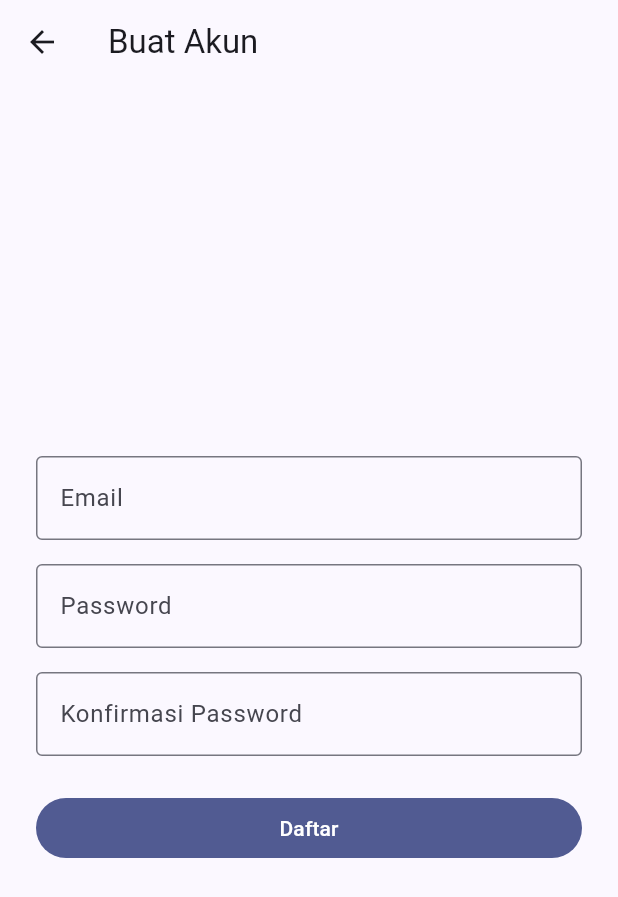
After one commit to Equinoxalt/waduh_flutter, a Flutter app: the screen it shows after launch, after a tap on "Belum punya akun? Daftar", on a phone screen of 412 x 824 dp. The commit adds this screen. Shown: the top 897 px of the screen. Run offline on Flutter 3.47's test engine with Material 3 defaults, Android fonts, the phone set to English and light mode, and no system bars; our stand-ins replace dio, flutter_secure_storage; network calls fail.

Commit message:
fix: Recover signup page, icon assets, and auth updates (cleaned env.example.dart)

```diff
--- a/lib/services/auth_service.dart
+++ b/lib/services/auth_service.dart
@@ -9,4 +9,12 @@ class AuthService {
 
     return response.data['token'] as String;
   }
+
+  Future<String> register(String email, String password) async {
+    final response = await dio.post('/api/auth/register', data: {
+      'email': email,
+      'password': password,
+    });
+    return response.data['token'] as String;
+  }
 }
--- a/lib/views/login_page.dart
+++ b/lib/views/login_page.dart
@@ -1,6 +1,7 @@
 import 'package:flutter/material.dart';
 import 'package:provider/provider.dart';
 import '../controllers/auth_controller.dart';
+import 'signup_page.dart';
 
 class LoginPage extends StatefulWidget {
   const LoginPage({super.key});
@@ -72,6 +73,16 @@ class _LoginPageState extends State<LoginPage> {
                       : const Text('Login'),
                 ),
               ),
+              const SizedBox(height: 16),
+              TextButton(
+                onPressed: () {
+                  context.read<AuthController>().clearError();
+                  Navigator.of(context).push(
+                    MaterialPageRoute(builder: (_) => const SignupPage()),
+                  );
+                },
+                child: const Text('Belum punya akun? Daftar'),
+              ),
             ],
           ),
         ),
--- /dev/null
+++ b/lib/views/signup_page.dart
@@ -0,0 +1,98 @@
+import 'package:flutter/material.dart';
+import 'package:provider/provider.dart';
+import '../controllers/auth_controller.dart';
+
+class SignupPage extends StatefulWidget {
+  const SignupPage({super.key});
+
+  @override
+  State<SignupPage> createState() => _SignupPageState();
+}
+
+class _SignupPageState extends State<SignupPage> {
+  final _emailController = TextEditingController();
+  final _passwordController = TextEditingController();
+  final _confirmController = TextEditingController();
+  String? _localError;
+
+  @override
+  void dispose() {
+    _emailController.dispose();
+    _passwordController.dispose();
+    _confirmController.dispose();
+    super.dispose();
+  }
+
+  @override
+  Widget build(BuildContext context) {
+    final authController = context.watch<AuthController>();
+    final displayError = _localError ?? authController.errorMessage;
+
+    return Scaffold(
+      appBar: AppBar(title: const Text('Buat Akun')),
+      body: Center(
+        child: Padding(
+          padding: const EdgeInsets.all(24),
+          child: Column(
+            mainAxisAlignment: MainAxisAlignment.center,
+            children: [
+              TextField(
+                controller: _emailController,
+                decoration: const InputDecoration(labelText: 'Email', border: OutlineInputBorder()),
+              ),
+              const SizedBox(height: 16),
+              TextField(
+                controller: _passwordController,
+                obscureText: true,
+                decoration: const InputDecoration(labelText: 'Password', border: OutlineInputBorder()),
+              ),
+              const SizedBox(height: 16),
+              TextField(
+                controller: _confirmController,
+                obscureText: true,
+                decoration: const InputDecoration(labelText: 'Konfirmasi Password', border: OutlineInputBorder()),
+              ),
+              const SizedBox(height: 24),
+              if (displayError != null)
+                Padding(
+                  padding: const EdgeInsets.only(bottom: 16),
+                  child: Text(displayError, style: const TextStyle(color: Colors.red)),
+                ),
+              SizedBox(
+                width: double.infinity,
+                child: FilledButton(
+                  onPressed: authController.isLoading
+                      ? null
+                      : () async {
+                    if (_passwordController.text.length < 6) {
+                      setState(() => _localError = 'Password minimal 6 karakter');
+                      return;
+                    }
+                    if (_passwordController.text != _confirmController.text) {
+                      setState(() => _localError = 'Konfirmasi password tidak cocok');
+                      return;
+                    }
+                    setState(() => _localError = null);
+                    final success = await authController.register(
+                      _emailController.text.trim(),
+                      _passwordController.text,
+                    );
+                    if (success && context.mounted) {
+                      Navigator.of(context).pop();
+                    }
+                  },
+                  child: authController.isLoading
+                      ? const SizedBox(
+                    height: 20, width: 20,
+                    child: CircularProgressIndicator(strokeWidth: 2, color: Colors.white),
+                  )
+                      : const Text('Daftar'),
+                ),
+              ),
+            ],
+          ),
+        ),
+      ),
+    );
+  }
+}
```
Also changed, not shown: lib/controllers/auth_controller.dart (+34 -0 lines), 1 other file.
